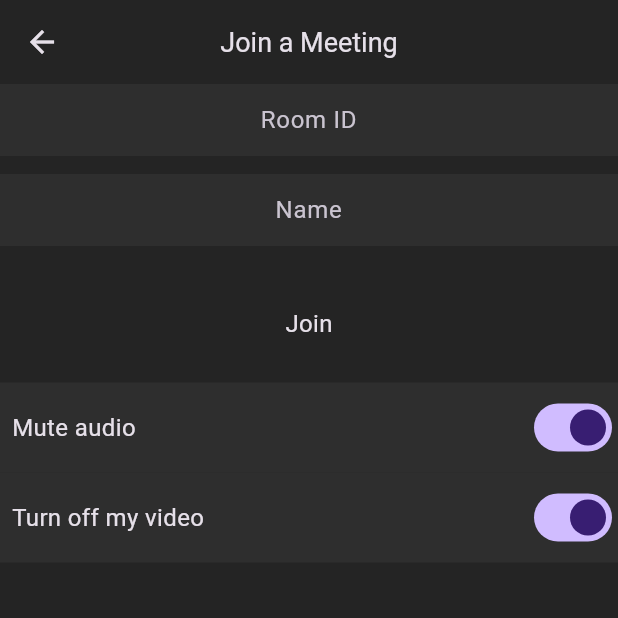
After one commit to Enes-Celebi/Flutter-Zoom-Clone-App, a Flutter app: the screen it shows once a user with an empty profile is signed in, after a tap on "Join Meeting", on a phone screen of 412 x 824 dp, the top half of it. The commit adds this screen. Run offline on Flutter 3.47's test engine with Material 3 defaults, Android fonts, the light colour scheme and no system bars; our stand-ins replace cloud_firestore, firebase_auth, firebase_core, google_sign_in; missing offline and left inert: jitsi_meet_wrapper; accounts and stored records are empty; network calls fail.

Commit message:
connected jitsi api succesfully

```diff
--- a/lib/main.dart
+++ b/lib/main.dart
@@ -1,8 +1,14 @@
+import 'package:firebase_core/firebase_core.dart';
 import 'package:flutter/material.dart';
+import 'package:zoom_clone_app/resources/auth_methods.dart';
+import 'package:zoom_clone_app/screens/home_screen.dart';
 import 'package:zoom_clone_app/screens/login_screen.dart';
+import 'package:zoom_clone_app/screens/video_call_screen.dart';
 import 'package:zoom_clone_app/utils/colors.dart';
 
-void main() {
+void main() async {
+  WidgetsFlutterBinding.ensureInitialized();  // Ensure that Flutter is initialized
+  await Firebase.initializeApp();  // Initialize Firebase
   runApp(const MyApp());
 }
 
@@ -19,8 +25,25 @@
       ),
       routes: {
         '/login': (context) => const LoginScreen(),
+        '/home': (context) => const HomeScreen(),
+        '/video-call': (context) => const VideoCallScreen(),
       },
-      home: const LoginScreen(),
+      home: StreamBuilder(
+        stream: AuthMethods().authChanges,
+        builder: (context, snapshot) {
+          if (snapshot.connectionState == ConnectionState.waiting) {
+            return const Center(
+              child: CircularProgressIndicator(),
+            );
+          }
+
+          if (snapshot.hasData) {
+            return const HomeScreen();
+          }
+
+          return const LoginScreen();
+        },
+      ),
     );
   }
 }
--- /dev/null
+++ b/lib/resources/jitsi_meet_methods.dart
@@ -0,0 +1,36 @@
+import 'package:jitsi_meet_wrapper/jitsi_meet_wrapper.dart';
+import 'package:zoom_clone_app/resources/auth_methods.dart';
+import 'package:zoom_clone_app/resources/firestore_methods.dart';
+
+class JitsiMeetMethods {
+  final AuthMethods _authMethods = AuthMethods();
+  final FirestoreMethods _firestoreMethods = FirestoreMethods();
+
+  void createMeeting({
+    required String roomName,
+    required bool isAudioMuted,
+    required bool isVideoMuted,
+    String username = ''
+  }) async {
+    try {
+      String? name;
+      if(username.isEmpty) {
+        name = _authMethods.user.displayName;
+      } else {
+        name = username;
+      }
+      var options = JitsiMeetingOptions(
+        roomNameOrUrl: roomName,
+        userDisplayName: name,
+        userEmail: _authMethods.user.email,
+        userAvatarUrl: _authMethods.user.photoURL,
+        isAudioMuted: isAudioMuted,
+        isVideoMuted: isVideoMuted,
+      );
+      _firestoreMethods.addToMeetingHistory(roomName);
+      await JitsiMeetWrapper.joinMeeting(options: options);
+    } catch(e) {
+      print("Jitsi error: $e");
+    }
+  }
+}
--- /dev/null
+++ b/lib/screens/home_screen.dart
@@ -0,0 +1,79 @@
+import "package:flutter/material.dart";
+import "package:zoom_clone_app/screens/history_meeting_screen.dart";
+import "package:zoom_clone_app/screens/meetings_screen.dart";
+import "package:zoom_clone_app/utils/colors.dart";
+import "package:zoom_clone_app/widgets/home_meeting_button.dart";
+
+class HomeScreen extends StatefulWidget {
+  const HomeScreen({super.key});
+
+  @override
+  State<HomeScreen> createState() => _HomeScreenState();
+}
+
+class _HomeScreenState extends State<HomeScreen> {
+  int _page = 0;
+  onPageChanged(int page) {
+    setState(() {
+      _page = page;
+    });
+  }
+
+  List<Widget> pages = [
+    MeetingsScreen(),
+    const HistoryMeetingScreen(),
+    const Text('Contacts'),
+    const Text('Settings'),
+  ];
+
+  @override
+  Widget build(BuildContext context) {
+    return Scaffold(
+      appBar: AppBar(
+        backgroundColor: backgroundColor,
+        elevation: 0,
+        title: const Text('Meet & Chat'),
+        centerTitle: true,
+      ),
+      body: pages[_page],
+      bottomNavigationBar: BottomNavigationBar(
+        backgroundColor: footerColor,
+        selectedItemColor: Colors.white,
+        unselectedItemColor: Colors.grey,
+        onTap: onPageChanged,
+        currentIndex: _page,
+        type: BottomNavigationBarType.fixed,
+        unselectedFontSize: 14,
+        items: const [
+          BottomNavigationBarItem(
+            icon: Icon(
+              Icons.comment_bank,
+            ),
+            label: 'Meet & Chat'
+          ),
+
+          BottomNavigationBarItem(
+            icon: Icon(
+              Icons.lock_clock,
+            ),
+            label: 'Meetings'
+          ),
+
+          BottomNavigationBarItem(
+            icon: Icon(
+              Icons.person_outline,
+            ),
+            label: 'Contacts'
+          ),
+
+          BottomNavigationBarItem(
+            icon: Icon(
+              Icons.settings_outlined,
+            ),
+            label: 'Settings'
+          ),
+        ]
+      ),
+    );
+  }
+}
--- /dev/null
+++ b/lib/screens/meetings_screen.dart
@@ -0,0 +1,65 @@
+import 'dart:math';
+
+import 'package:flutter/material.dart';
+import 'package:zoom_clone_app/resources/jitsi_meet_methods.dart';
+import 'package:zoom_clone_app/widgets/home_meeting_button.dart';
+
+class MeetingsScreen extends StatelessWidget {
+  MeetingsScreen({super.key});
+
+  final JitsiMeetMethods _jitsiMeetMethods = JitsiMeetMethods();
+
+  createNewMeeting() async {
+    var random = Random();
+    String roomName = (random.nextInt(10000000) + 10000000).toString();
+    _jitsiMeetMethods.createMeeting(roomName: roomName, isAudioMuted: true, isVideoMuted: false);
+  }
+
+  joinMeeting(BuildContext context) {
+    Navigator.pushNamed(context, '/video-call');
+  }
+
+  @override
+  Widget build(BuildContext context) {
+    return Column(
+      children: [
+        Row(
+          mainAxisAlignment: MainAxisAlignment.spaceEvenly,
+          children: [
+            HomeMeetingButton(
+              onPressed: createNewMeeting,
+              text: 'New Meeting',
+              icon: Icons.add_box_rounded,
+            ),
+            HomeMeetingButton(
+              onPressed: () => joinMeeting(context),
+              text: 'Join Meeting',
+              icon: Icons.videocam,
+            ),
+            HomeMeetingButton(
+              onPressed: () {},
+              text: 'Schedule',
+              icon: Icons.calendar_today,
+            ),
+            HomeMeetingButton(
+              onPressed: () {},
+              text: 'Share Screen',
+              icon: Icons.arrow_upward_rounded,
+            ),
+          ],
+        ),
+        const Expanded(
+          child: Center(
+            child: Text(
+              'Create/Join Meetins with just a click!',
+              style: TextStyle(
+                fontWeight: FontWeight.bold,
+                fontSize: 18,
+              )
+            ),
+          ),
+        ),
+      ],
+    );
+  }
+}
--- /dev/null
+++ b/lib/screens/video_call_screen.dart
@@ -0,0 +1,132 @@
+import 'package:flutter/material.dart';
+import 'package:jitsi_meet_wrapper/jitsi_meet_wrapper.dart';
+import 'package:zoom_clone_app/resources/auth_methods.dart';
+import 'package:zoom_clone_app/resources/jitsi_meet_methods.dart';
+import 'package:zoom_clone_app/utils/colors.dart';
+import 'package:zoom_clone_app/widgets/meeting_option.dart';
+
+class VideoCallScreen extends StatefulWidget {
+  const VideoCallScreen({super.key});
+
+  @override
+  State<VideoCallScreen> createState() => _VideoCallScreenState();
+}
+
+class _VideoCallScreenState extends State<VideoCallScreen> {
+  final AuthMethods _authMethods = AuthMethods();
+  late TextEditingController meetingIdController;
+  late TextEditingController nameController;
+  final JitsiMeetMethods _jitsiMeetMethods = JitsiMeetMethods();
+  bool isAudioMuted = true;
+  bool isVideoMuted = true;
+
+  @override
+  void initState() {
+    meetingIdController = TextEditingController();
+    nameController = TextEditingController(
+      text: _authMethods.user.displayName,
+    );
+    super.initState();
+  }
+
+  @override
+  void dispose() {
+    super.dispose();
+    meetingIdController.dispose();
+    nameController.dispose();
+  }
+
+  _joinMeeting() {
+    _jitsiMeetMethods.createMeeting(
+      roomName: meetingIdController.text,
+      isAudioMuted: isAudioMuted,
+      isVideoMuted: isVideoMuted,
+      username: nameController.text,
+    );
+  }
+
+  @override
+  Widget build(BuildContext context) {
+    return Scaffold(
+      appBar: AppBar(
+        elevation: 0,
+        backgroundColor: backgroundColor,
+        title: const Text(
+          'Join a Meeting',
+          style: TextStyle(
+            fontSize: 18,
+          ),
+        ),
+        centerTitle: true,
+      ),
+      body: Column(
+        children: [
+          SizedBox(
+            height: 60,
+            child: TextField(
+              controller: meetingIdController,
+              maxLines: 1,
+              textAlign: TextAlign.center,
+              keyboardType: TextInputType.number,
+              decoration: const InputDecoration(
+                fillColor: secondaryBackgroundColor,
+                filled: true,
+                border: InputBorder.none,
+                hintText: 'Room ID',
+                //contentPadding: EdgeInsets.fromLTRB(16, 8, 0, 0)
+              ),
+            ),
+          ),
+          SizedBox(
+            height: 60,
+            child: TextField(
+              controller: nameController,
+              maxLines: 1,
+              textAlign: TextAlign.center,
+              decoration: const InputDecoration(
+                fillColor: secondaryBackgroundColor,
+                filled: true,
+                border: InputBorder.none,
+                hintText: 'Name',
+                //contentPadding: EdgeInsets.fromLTRB(16, 8, 0, 0)
+              ),
+            ),
+          ),
+          const SizedBox(height: 20),
+          InkWell(
+            onTap: _joinMeeting,
+            child: const Padding(
+              padding: EdgeInsets.all(8),
+              child: Text('Join', style: TextStyle(
+                fontSize: 16,
+              ),),
+            ),
+          ),
+          const SizedBox(height: 20),
+          MeetingOption(
+            text: 'Mute audio',
+            isMute: isAudioMuted,
+            onChanged: onAudioMuted,
+          ),
+          MeetingOption(
+            text: 'Turn off my video',
+            isMute: isVideoMuted,
+            onChanged: onVideoMuted,
+          ),
+        ],
+      ),
+    );
+  }
+
+  onAudioMuted(bool val) {
+    setState(() {
+      isAudioMuted = val;
+    });
+  }
+
+  onVideoMuted(bool val) {
+    setState(() {
+      isVideoMuted = val;
+    });
+  }
+}
--- a/lib/widgets/custom_button.dart
+++ b/lib/widgets/custom_button.dart
@@ -1,5 +1,5 @@
-import "package:flutter/material.dart";
-import "package:zoom_clone_app/utils/colors.dart";
+import 'package:flutter/material.dart';
+import 'package:zoom_clone_app/utils/colors.dart';
 
 class CustomButton extends StatelessWidget {
   final String text;
@@ -8,7 +8,7 @@
   const CustomButton({
     super.key,
     required this.text,
-    required this.onPressed
+    required this.onPressed,
   });
 
   @override
@@ -16,7 +16,7 @@
     return Padding(
       padding: const EdgeInsets.all(20),
       child: ElevatedButton(
-        onPressed: () {},
+        onPressed: onPressed, // Use the provided onPressed callback
         style: ElevatedButton.styleFrom(
           backgroundColor: buttonColor,
           minimumSize: const Size(
@@ -25,8 +25,8 @@
           ),
           shape: RoundedRectangleBorder(
             borderRadius: BorderRadius.circular(30),
-            side: const BorderSide(color: buttonColor),
-          )
+            side: BorderSide(color: buttonColor),
+          ),
         ),
         child: Text(
           text,
--- /dev/null
+++ b/lib/widgets/home_meeting_button.dart
@@ -0,0 +1,53 @@
+import "package:flutter/material.dart";
+import "package:zoom_clone_app/utils/colors.dart";
+
+class HomeMeetingButton extends StatelessWidget {
+  final VoidCallback onPressed;
+  final IconData icon;
+  final String text;
+
+  const HomeMeetingButton({
+    super.key,
+    required this.onPressed,
+    required this.icon,
+    required this.text
+  });
+
+  @override
+  Widget build(BuildContext context) {
+    return GestureDetector(
+      onTap: onPressed,
+      child: Column(
+        children: [
+          Container(
+            decoration: BoxDecoration(
+              color: buttonColor,
+              borderRadius: BorderRadius.circular(16),
+              boxShadow: [
+                BoxShadow(
+                  blurRadius: 10,
+                  color: Colors.black.withOpacity(0.06),
+                  offset: const Offset(0, 4),
+                ),
+              ],
+            ),
+            width: 60,
+            height: 60,
+            child: Icon(
+              icon,
+              color: Colors.white,
+              size: 30,
+            ),
+          ),
+          const SizedBox(height: 10,),
+          Text(
+            text,
+            style: const TextStyle(
+              color: Colors.grey,
+            ),
+          )
+        ],
+      ),
+    );
+  }
+}
--- /dev/null
+++ b/lib/widgets/meeting_option.dart
@@ -0,0 +1,38 @@
+import 'package:flutter/material.dart';
+import 'package:zoom_clone_app/utils/colors.dart';
+
+class MeetingOption extends StatelessWidget {
+  final String text;
+  final bool isMute;
+  final Function(bool) onChanged;
+
+  const MeetingOption({
+    super.key,
+    required this.text,
+    required this.isMute, required this.onChanged
+  });
+
+  @override
+  Widget build(BuildContext context) {
+    return Container(
+      height: 60,
+      color: secondaryBackgroundColor,
+      child: Row(
+        mainAxisAlignment: MainAxisAlignment.spaceBetween,
+        children: [
+          Padding(
+            padding: const EdgeInsets.all(8.0),
+            child: Text(
+              text,
+              style: const TextStyle(fontSize: 16)
+            ),
+          ),
+          Switch.adaptive(
+            value: isMute,
+            onChanged: onChanged,
+          ),
+        ],
+      ),
+    );
+  }
+}
--- a/pubspec.yaml
+++ b/pubspec.yaml
@@ -35,6 +35,8 @@
   flutter:
     sdk: flutter
   google_sign_in: ^6.2.1
+  jitsi_meet_flutter_sdk: ^10.0.2
+  jitsi_meet_wrapper: ^0.2.0+1
 
 dev_dependencies:
   flutter_lints: ^3.0.0
```
Also changed, not shown: lib/resources/auth_methods.dart (added, +49 -0 lines), lib/resources/firestore_methods.dart (added, +27 -0 lines), lib/screens/history_meeting_screen.dart (added, +29 -0 lines), lib/screens/login_screen.dart (+15 -7 lines), lib/utils/utils.dart (added, +9 -0 lines), pubspec.lock, 9 other files.
